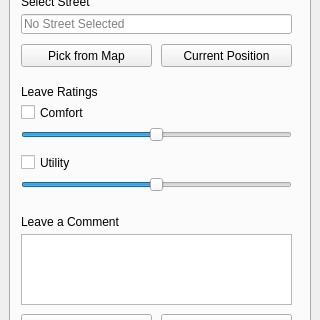
Old version of the form WalkAble/walkable_dockwidget_base.ui in the repository hsalko/GEO1005; both pictures show x 0 to 320 and y 81 to 401 of the 320 by 500 pixel window.
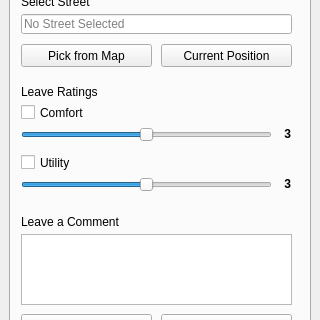
New version of the form. The open tabs and pages were chosen to show the change.

Commit message: map responds to sliders + more

Patch:
```diff
--- a/WalkAble/walkable_dockwidget_base.ui
+++ b/WalkAble/walkable_dockwidget_base.ui
@@ -391,7 +391,7 @@
          <rect>
           <x>10</x>
           <y>140</y>
-          <width>271</width>
+          <width>251</width>
           <height>22</height>
          </rect>
         </property>
@@ -401,22 +401,34 @@
           <verstretch>0</verstretch>
          </sizepolicy>
         </property>
+        <property name="minimum">
+         <number>1</number>
+        </property>
         <property name="maximum">
-         <number>10</number>
-        </property>
-        <property name="sliderPosition">
          <number>5</number>
         </property>
+        <property name="value">
+         <number>3</number>
+        </property>
+        <property name="sliderPosition">
+         <number>3</number>
+        </property>
         <property name="orientation">
          <enum>Qt::Horizontal</enum>
         </property>
+        <property name="invertedAppearance">
+         <bool>false</bool>
+        </property>
+        <property name="invertedControls">
+         <bool>false</bool>
+        </property>
        </widget>
        <widget class="QSlider" name="slider_rating_utility">
         <property name="geometry">
          <rect>
           <x>10</x>
           <y>190</y>
-          <width>271</width>
+          <width>251</width>
           <height>22</height>
          </rect>
         </property>
@@ -426,12 +438,18 @@
           <verstretch>0</verstretch>
          </sizepolicy>
         </property>
+        <property name="minimum">
+         <number>1</number>
+        </property>
         <property name="maximum">
-         <number>10</number>
-        </property>
-        <property name="sliderPosition">
          <number>5</number>
         </property>
+        <property name="value">
+         <number>3</number>
+        </property>
+        <property name="sliderPosition">
+         <number>3</number>
+        </property>
         <property name="orientation">
          <enum>Qt::Horizontal</enum>
         </property>
@@ -530,6 +548,50 @@
          <string>Clear</string>
         </property>
        </widget>
+       <widget class="QLabel" name="label_rating_comfort">
+        <property name="geometry">
+         <rect>
+          <x>260</x>
+          <y>140</y>
+          <width>20</width>
+          <height>20</height>
+         </rect>
+        </property>
+        <property name="font">
+         <font>
+          <weight>75</weight>
+          <bold>true</bold>
+         </font>
+        </property>
+        <property name="text">
+         <string>3</string>
+        </property>
+        <property name="alignment">
+         <set>Qt::AlignRight|Qt::AlignTrailing|Qt::AlignVCenter</set>
+        </property>
+       </widget>
+       <widget class="QLabel" name="label_rating_utility">
+        <property name="geometry">
+         <rect>
+          <x>260</x>
+          <y>190</y>
+          <width>20</width>
+          <height>20</height>
+         </rect>
+        </property>
+        <property name="font">
+         <font>
+          <weight>75</weight>
+          <bold>true</bold>
+         </font>
+        </property>
+        <property name="text">
+         <string>3</string>
+        </property>
+        <property name="alignment">
+         <set>Qt::AlignRight|Qt::AlignTrailing|Qt::AlignVCenter</set>
+        </property>
+       </widget>
       </widget>
      </widget>
     </item>
```
Left out of the diff: 74 changed lines with no effect on the pictures. The commit also changes 37 other files.
